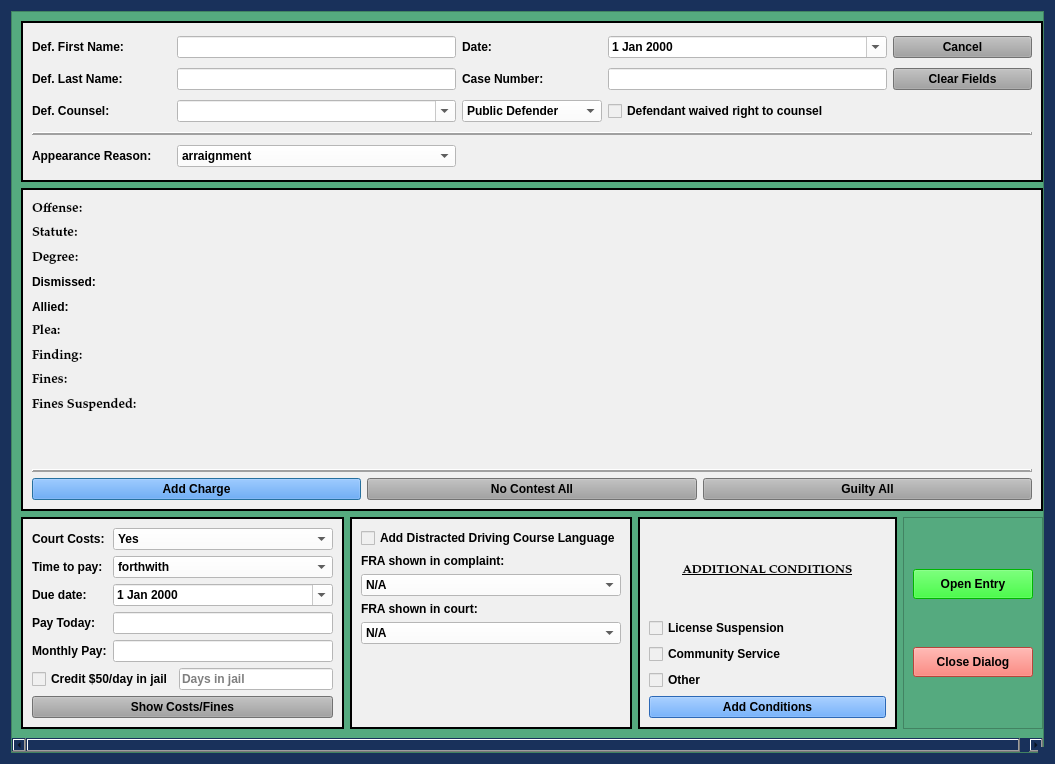
HunterProgram22/MuniEntry, file munientry/views/ui/FineOnlyPleaDialog.ui: the form before one commit.
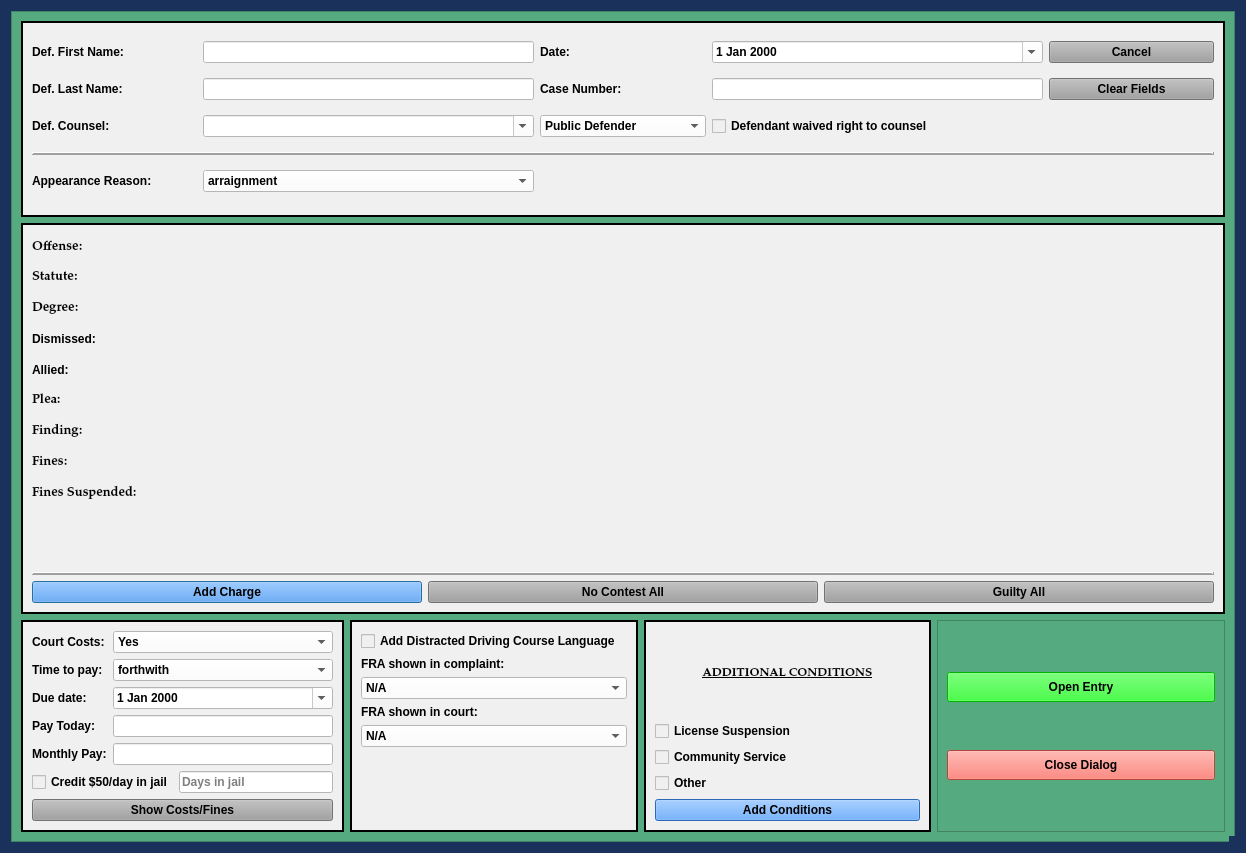
The form after the commit. Custom widgets are drawn as their Qt base class.

The edit to the form file:
```diff
--- a/munientry/views/ui/FineOnlyPleaDialog.ui
+++ b/munientry/views/ui/FineOnlyPleaDialog.ui
@@ -12,8 +12,8 @@
    <rect>
     <x>0</x>
     <y>0</y>
-    <width>1055</width>
-    <height>764</height>
+    <width>1246</width>
+    <height>853</height>
    </rect>
   </property>
   <property name="sizePolicy">
@@ -165,8 +165,8 @@
        <rect>
         <x>0</x>
         <y>0</y>
-        <width>1046</width>
-        <height>732</height>
+        <width>1226</width>
+        <height>833</height>
        </rect>
       </property>
       <layout class="QGridLayout" name="gridLayout_2" rowstretch="1,2,0" columnstretch="1,1,1,1">
```
Left out of the diff: 14 changed lines with no effect on the pictures.
